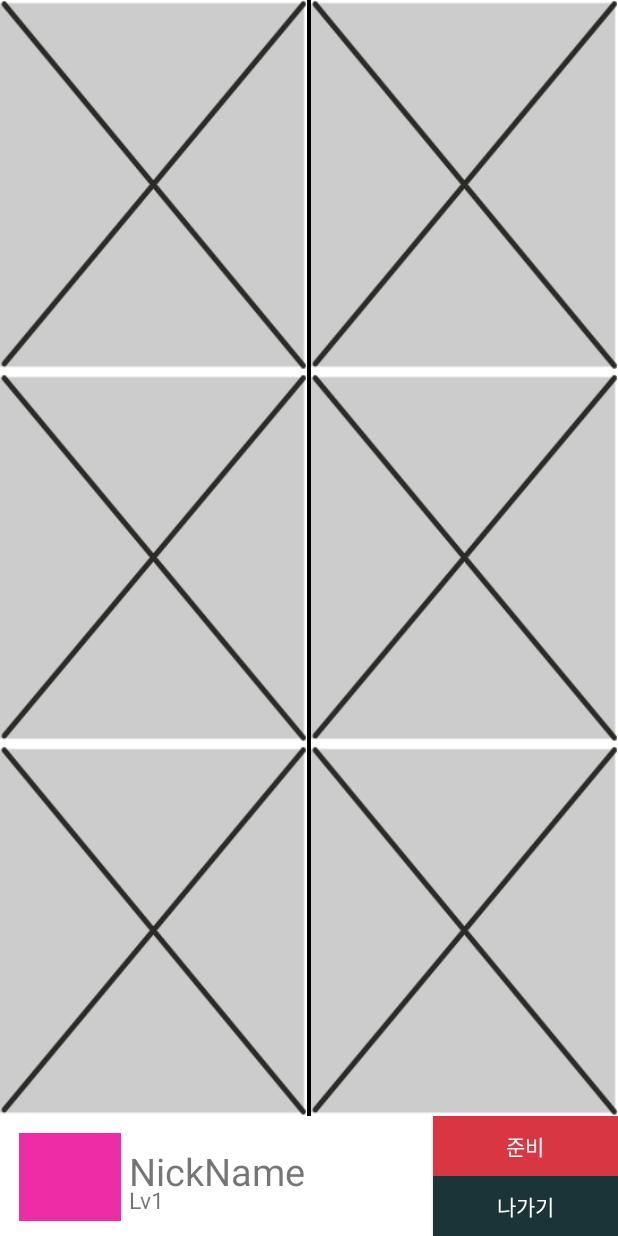
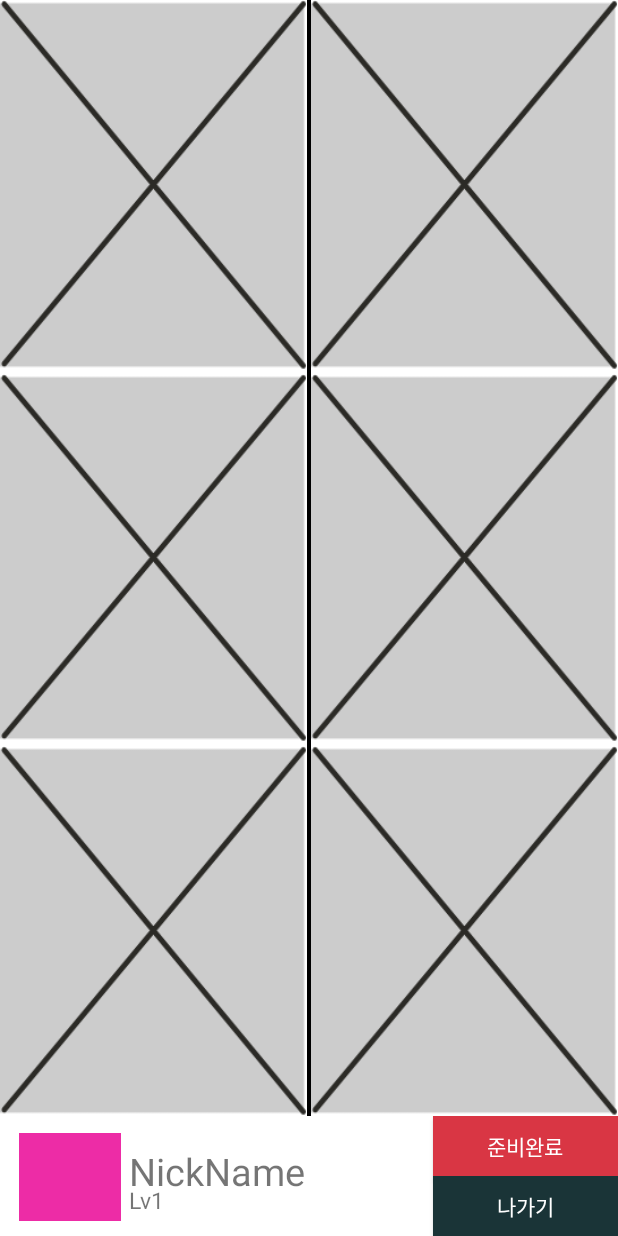
Before and after one commit to DSM-Undefined/Hang-Man_Android, an Android app: the RoomActivity screen opened directly, with no data from a screen before it, after a tap on "준비", on a phone screen of 412 x 824 dp. Run offline under Robolectric (Android 15) with nearby library versions, the phone set to English and light mode, and no system bars; our stand-ins replace RxJava; network calls fail; 1 statement that could not run was skipped.

Commit message:
[Modify]: 준비버튼 클릭시(준비시) 준비버튼 텍스트 분비 완료로 변경, 준비완료 해제시 다시 준비로 텍스트 변경

```diff
--- a/app/src/main/java/com/example/hangman/ui/activity/RoomActivity.kt
+++ b/app/src/main/java/com/example/hangman/ui/activity/RoomActivity.kt
@@ -19,6 +19,7 @@ import kotlin.collections.ArrayList
 class RoomActivity : AppCompatActivity(), RoomContract.View {
     private lateinit var presenter: RoomPresenter
     private var repeatRoomDisposable: Disposable? = null
+    private var isReady : Boolean = false
 
     override fun onCreate(savedInstanceState: Bundle?) {
         super.onCreate(savedInstanceState)
@@ -40,6 +41,12 @@ class RoomActivity : AppCompatActivity(), RoomContract.View {
             if (btn_ready.text == "시작") {
                 // 게임 시작
             } else {
+                isReady = !isReady
+                if (isReady){
+                    btn_ready.text = "준비완료"
+                } else{
+                    btn_ready.text = "준비"
+                }
                 presenter.sendReadyData()
             }
         }
```
